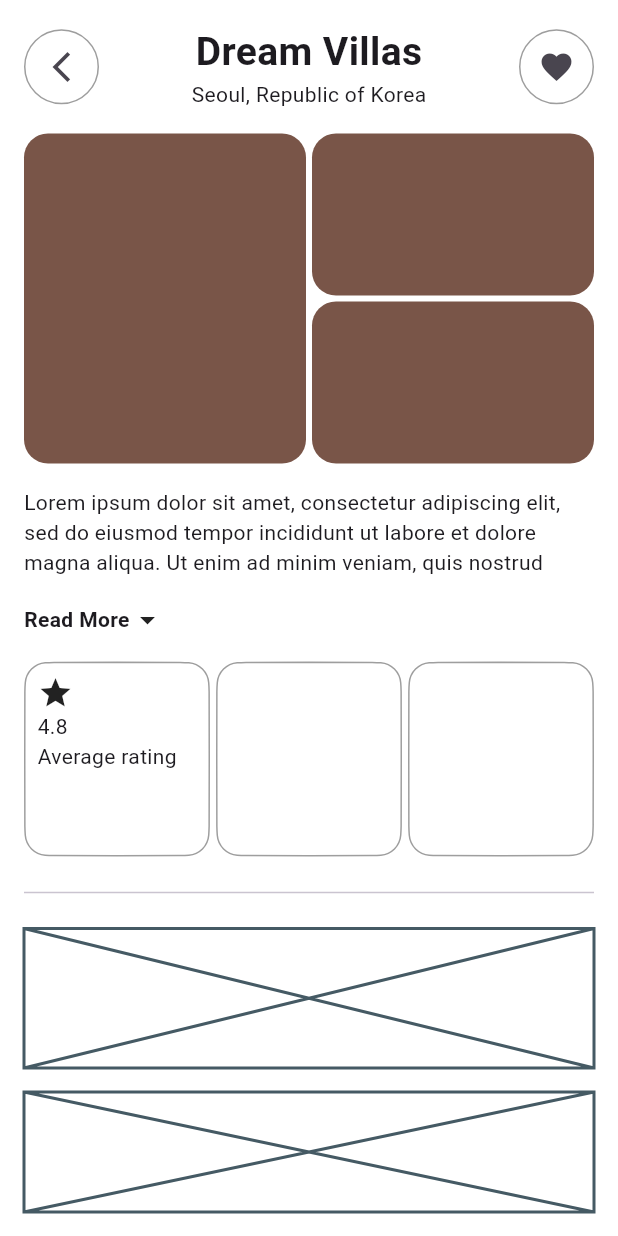
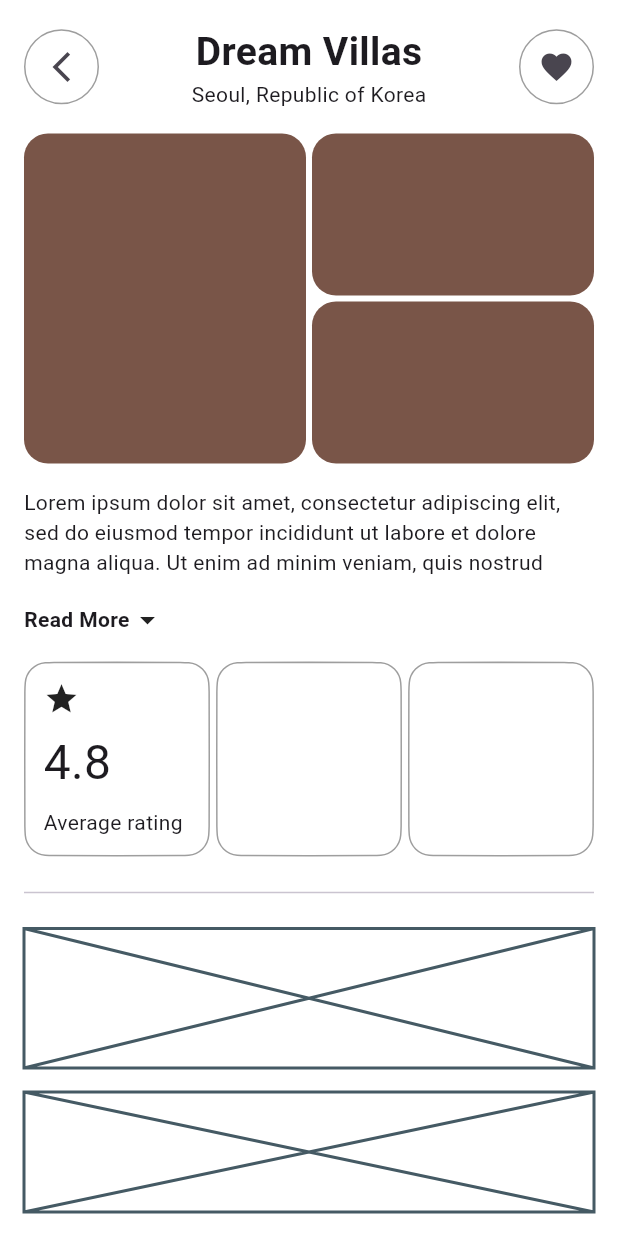
Before and after one commit to JAICHANGPARK/flutter_notebook_chapter_45, a Flutter app: the StayDetailPage screen opened directly, on a phone screen of 412 x 824 dp. Run offline on Flutter 3.47's test engine with Material 3 defaults, Android fonts, the phone set to English and light mode, and no system bars; our stand-ins replace gap, hugeicons, smooth_page_indicator.

Commit message:
Update stay_detail_page.dart

```diff
--- a/lib/ep2261_stay_booking_app/ui/detail/stay_detail_page.dart
+++ b/lib/ep2261_stay_booking_app/ui/detail/stay_detail_page.dart
@@ -130,11 +130,14 @@ class _StayDetailPageState extends State<StayDetailPage> {
                             side: BorderSide(color: Colors.grey),
                           ),
                         ),
-                        padding: EdgeInsets.all(8),
+                        padding: EdgeInsets.all(12),
                         child: Column(
+                          mainAxisAlignment: MainAxisAlignment.spaceBetween,
                             crossAxisAlignment: CrossAxisAlignment.start,
                             children: [Icon(Icons.star),
-                        Text("4.8"),
+                        Text("4.8",style: TextStyle(
+                          fontSize: 32,
+                        ),),
                         Text("Average rating")]),
                       ),
                     ),
```
